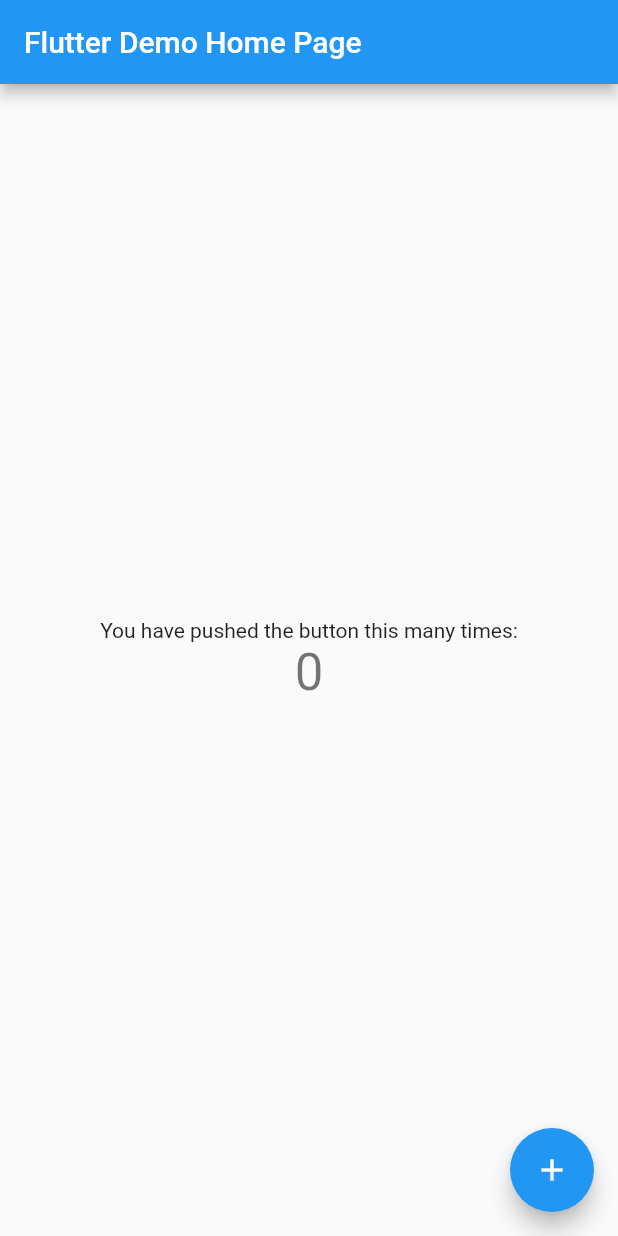
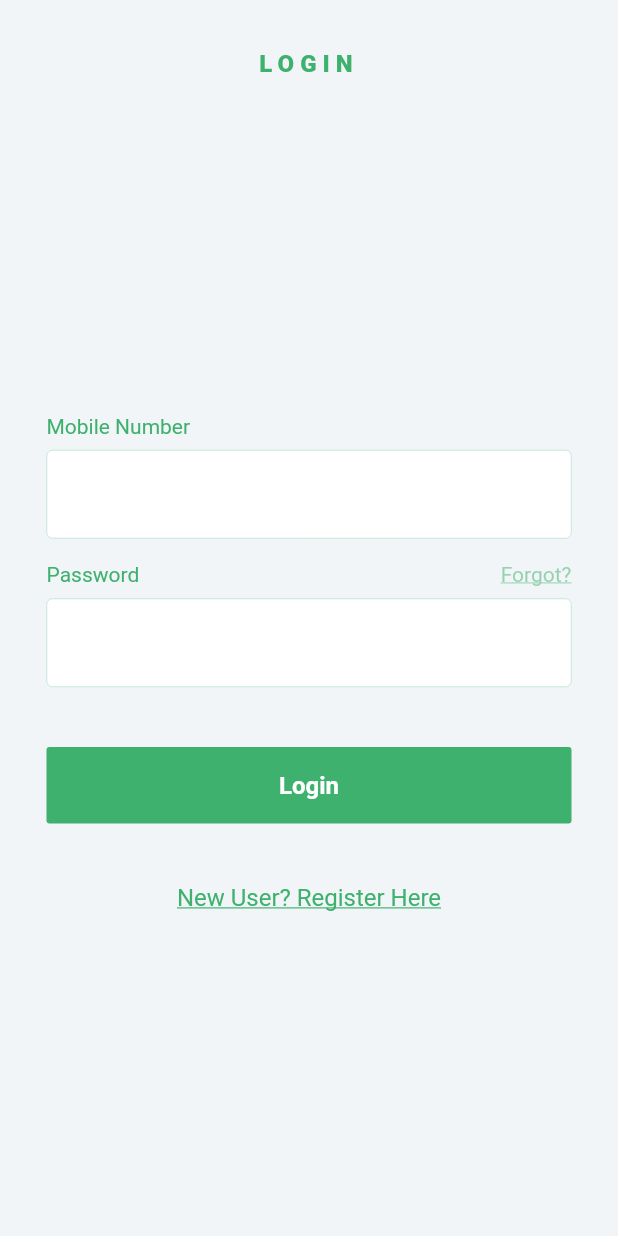
Before and after one commit to feMoraes0/covid-test-booking, a Flutter app: the screen it shows after launch, on a phone screen of 412 x 824 dp. Run offline on Flutter 3.47's test engine with Material 2 defaults, Android fonts, the phone set to English and light mode, and no system bars; Roboto replaces fonts that are missing (Avenir).

Commit message:
feat: login screen

```diff
--- a/lib/main.dart
+++ b/lib/main.dart
@@ -1,3 +1,4 @@
+import 'package:covidapp/screens/login.dart';
 import 'package:flutter/material.dart';
 
 void main() => runApp(MyApp());
@@ -7,105 +8,12 @@ class MyApp extends StatelessWidget {
   @override
   Widget build(BuildContext context) {
     return MaterialApp(
-      title: 'Flutter Demo',
+      title: 'Covid Test Booking',
       theme: ThemeData(
-        // This is the theme of your application.
-        //
-        // Try running your application with "flutter run". You'll see the
-        // application has a blue toolbar. Then, without quitting the app, try
-        // changing the primarySwatch below to Colors.green and then invoke
-        // "hot reload" (press "r" in the console where you ran "flutter run",
-        // or simply save your changes to "hot reload" in a Flutter IDE).
-        // Notice that the counter didn't reset back to zero; the application
-        // is not restarted.
+        backgroundColor: Color(0xFFF1F5F7),
         primarySwatch: Colors.blue,
       ),
-      home: MyHomePage(title: 'Flutter Demo Home Page'),
+      home: LoginScreen(),
     );
   }
 }
-
-class MyHomePage extends StatefulWidget {
-  MyHomePage({Key key, this.title}) : super(key: key);
-
-  // This widget is the home page of your application. It is stateful, meaning
-  // that it has a State object (defined below) that contains fields that affect
-  // how it looks.
-
-  // This class is the configuration for the state. It holds the values (in this
-  // case the title) provided by the parent (in this case the App widget) and
-  // used by the build method of the State. Fields in a Widget subclass are
-  // always marked "final".
-
-  final String title;
-
-  @override
-  _MyHomePageState createState() => _MyHomePageState();
-}
-
-class _MyHomePageState extends State<MyHomePage> {
-  int _counter = 0;
-
-  void _incrementCounter() {
-    setState(() {
-      // This call to setState tells the Flutter framework that something has
-      // changed in this State, which causes it to rerun the build method below
-      // so that the display can reflect the updated values. If we changed
-      // _counter without calling setState(), then the build method would not be
-      // called again, and so nothing would appear to happen.
-      _counter++;
-    });
-  }
-
-  @override
-  Widget build(BuildContext context) {
-    // This method is rerun every time setState is called, for instance as done
-    // by the _incrementCounter method above.
-    //
-    // The Flutter framework has been optimized to make rerunning build methods
-    // fast, so that you can just rebuild anything that needs updating rather
-    // than having to individually change instances of widgets.
-    return Scaffold(
-      appBar: AppBar(
-        // Here we take the value from the MyHomePage object that was created by
-        // the App.build method, and use it to set our appbar title.
-        title: Text(widget.title),
-      ),
-      body: Center(
-        // Center is a layout widget. It takes a single child and positions it
-        // in the middle of the parent.
-        child: Column(
-          // Column is also a layout widget. It takes a list of children and
-          // arranges them vertically. By default, it sizes itself to fit its
-          // children horizontally, and tries to be as tall as its parent.
-          //
-          // Invoke "debug painting" (press "p" in the console, choose the
-          // "Toggle Debug Paint" action from the Flutter Inspector in Android
-          // Studio, or the "Toggle Debug Paint" command in Visual Studio Code)
-          // to see the wireframe for each widget.
-          //
-          // Column has various properties to control how it sizes itself and
-          // how it positions its children. Here we use mainAxisAlignment to
-          // center the children vertically; the main axis here is the vertical
-          // axis because Columns are vertical (the cross axis would be
-          // horizontal).
-          mainAxisAlignment: MainAxisAlignment.center,
-          children: <Widget>[
-            Text(
-              'You have pushed the button this many times:',
-            ),
-            Text(
-              '$_counter',
-              style: Theme.of(context).textTheme.display1,
-            ),
-          ],
-        ),
-      ),
-      floatingActionButton: FloatingActionButton(
-        onPressed: _incrementCounter,
-        tooltip: 'Increment',
-        child: Icon(Icons.add),
-      ), // This trailing comma makes auto-formatting nicer for build methods.
-    );
-  }
-}
--- /dev/null
+++ b/lib/screens/login.dart
@@ -0,0 +1,158 @@
+import 'package:flutter/material.dart';
+
+class LoginScreen extends StatelessWidget {
+  @override
+  Widget build(BuildContext context) {
+    ThemeData theme = Theme.of(context);
+    return Scaffold(
+      backgroundColor: theme.backgroundColor,
+      body: SafeArea(
+        child: Column(
+          crossAxisAlignment: CrossAxisAlignment.stretch,
+          mainAxisAlignment: MainAxisAlignment.start,
+          children: <Widget>[
+            Padding(
+              padding: const EdgeInsets.only(
+                top: 33.0,
+              ),
+              child: Text(
+                ('Login').toUpperCase(),
+                textAlign: TextAlign.center,
+                style: TextStyle(
+                  fontFamily: 'Avenir',
+                  fontSize: 16,
+                  color: Color(0xff3EB16E),
+                  letterSpacing: 4.0,
+                  fontWeight: FontWeight.w900,
+                ),
+              ),
+            ),
+            Expanded(
+              child: Padding(
+                padding: const EdgeInsets.symmetric(
+                  horizontal: 31.0,
+                ),
+                child: Column(
+                  mainAxisAlignment: MainAxisAlignment.center,
+                  crossAxisAlignment: CrossAxisAlignment.stretch,
+                  children: <Widget>[
+                    Padding(
+                      padding: const EdgeInsets.symmetric(
+                        vertical: 8.0,
+                      ),
+                      child: Text(
+                        'Mobile Number',
+                        style: TextStyle(
+                          fontFamily: 'Avenir',
+                          fontSize: 14,
+                          color: Color(0xff3EB16E),
+                        ),
+                      ),
+                    ),
+                    Padding(
+                      padding: const EdgeInsets.only(bottom: 8.0),
+                      child: TextField(
+                        decoration: InputDecoration(
+                          filled: true,
+                          fillColor: Colors.white,
+                          enabledBorder: OutlineInputBorder(
+                            borderSide: BorderSide(
+                              color: Color(0xff86CFA5),
+                              width: 0.3,
+                            ),
+                          ),
+                          focusedBorder: OutlineInputBorder(
+                            borderSide: BorderSide(
+                              color: Color(0xff86CFA5),
+                              width: 1.0,
+                            ),
+                          ),
+                        ),
+                      ),
+                    ),
+                    Padding(
+                      padding: const EdgeInsets.symmetric(
+                        vertical: 8.0,
+                      ),
+                      child: Row(
+                        mainAxisAlignment: MainAxisAlignment.spaceBetween,
+                        children: <Widget>[
+                          Text(
+                            'Password',
+                            style: TextStyle(
+                              fontFamily: 'Avenir',
+                              fontSize: 14,
+                              color: Color(0xff3EB16E),
+                            ),
+                          ),
+                          Opacity(
+                            opacity: 0.5,
+                            child: Text(
+                              'Forgot?',
+                              style: TextStyle(
+                                fontFamily: 'Avenir',
+                                fontSize: 14,
+                                color: Color(0xff3EB16E),
+                                decoration: TextDecoration.underline,
+                              ),
+                            ),
+                          ),
+                        ],
+                      ),
+                    ),
+                    TextField(
+                      decoration: InputDecoration(
+                        filled: true,
+                        fillColor: Colors.white,
+                        enabledBorder: OutlineInputBorder(
+                          borderSide: BorderSide(
+                            color: Color(0xff86CFA5),
+                            width: 0.3,
+                          ),
+                        ),
+                        focusedBorder: OutlineInputBorder(
+                          borderSide: BorderSide(
+                            color: Color(0xff86CFA5),
+                            width: 1.0,
+                          ),
+                        ),
+                      ),
+                    ),
+                    Container(
+                      height: 51.0,
+                      margin: const EdgeInsets.symmetric(
+                        vertical: 40.0,
+                      ),
+                      child: FlatButton(
+                        onPressed: () {},
+                        color: Color(0xff3EB16E),
+                        child: Text(
+                          'Login',
+                          style: TextStyle(
+                            color: Colors.white,
+                            fontSize: 16.0,
+                            fontWeight: FontWeight.w600,
+                          ),
+                        ),
+                      ),
+                    ),
+                    Text(
+                      'New User? Register Here',
+                      textAlign: TextAlign.center,
+                      style: TextStyle(
+                        fontSize: 16,
+                        fontWeight: FontWeight.w400,
+                        color: Color(0xFF3EB16E),
+                        decoration: TextDecoration.underline,
+                      ),
+                    ),
+                  ],
+                ),
+              ),
+            ),
+          ],
+        ),
+      ),
+    );
+  }
+}
```
Also changed, not shown: 1 other file.
